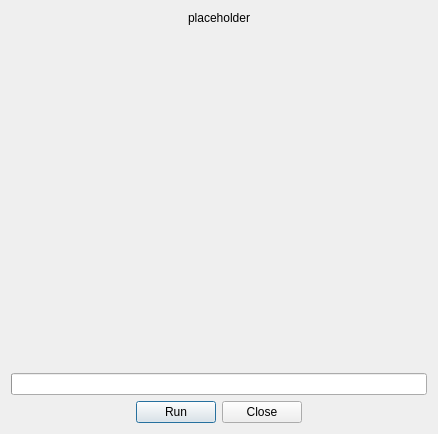
This is resources/ui/runner.ui in cmontesano/xappt_qt as Qt 5 draws it before an edit. The edited form follows.
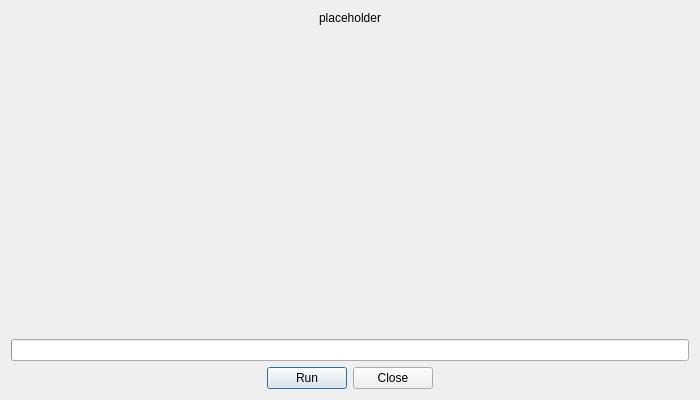
This is the edited form.

Commit message: increase default width

Patch:
```diff
--- a/resources/ui/runner.ui
+++ b/resources/ui/runner.ui
@@ -6,8 +6,8 @@
    <rect>
     <x>0</x>
     <y>0</y>
-    <width>438</width>
-    <height>434</height>
+    <width>700</width>
+    <height>400</height>
    </rect>
   </property>
   <property name="windowTitle">
```
The commit also changes 1 other file.
